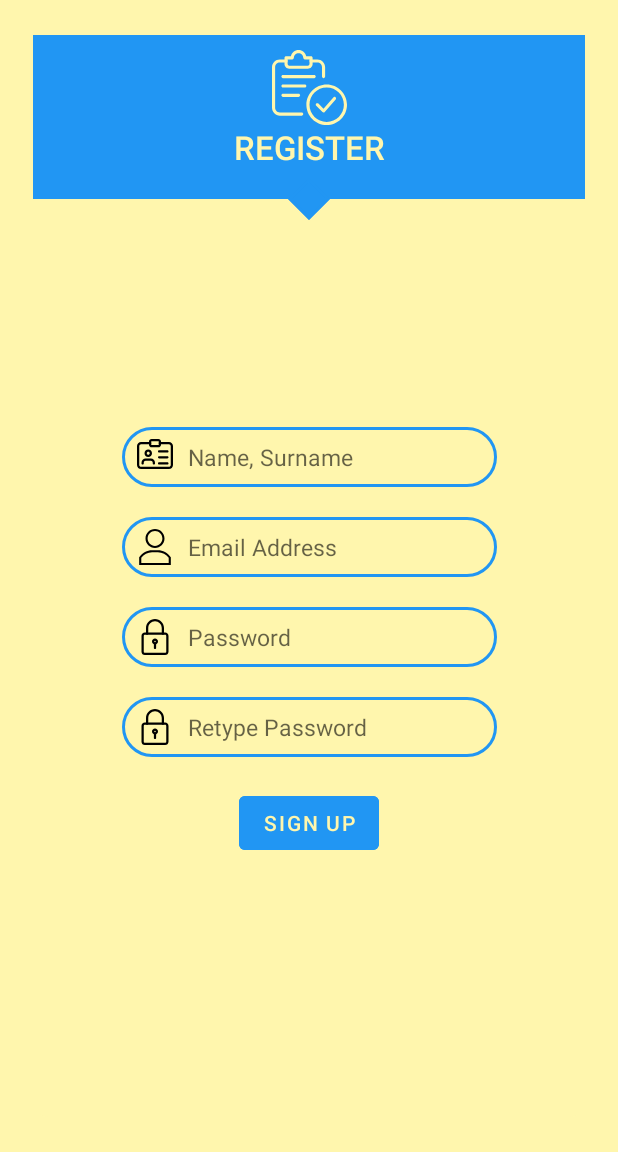
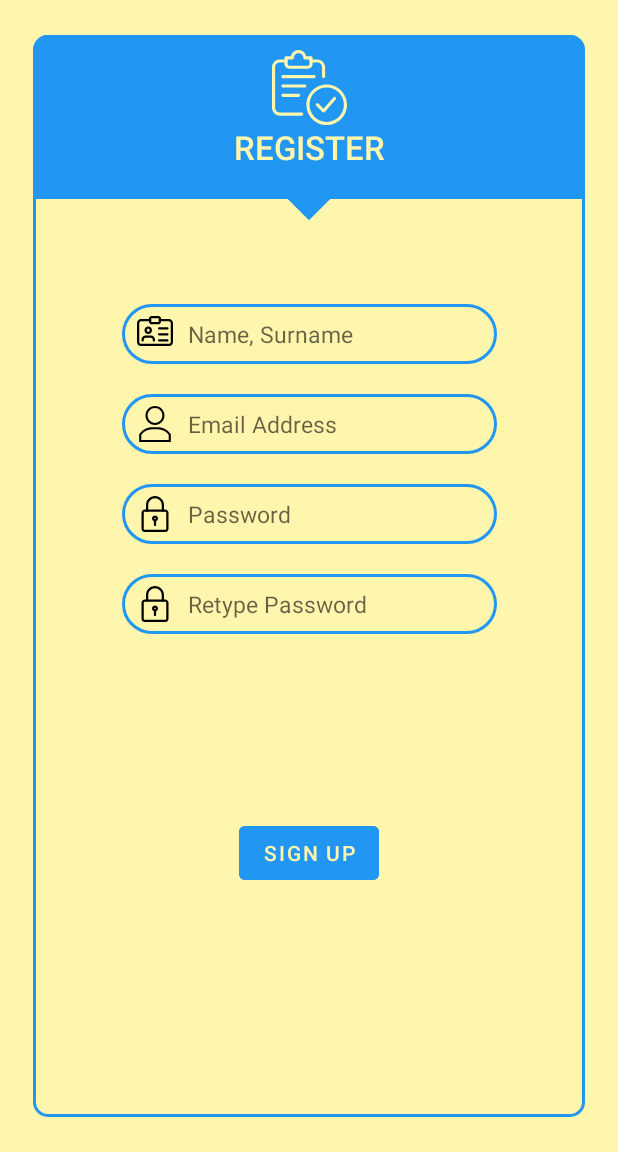
Before and after one commit to farukcolak53/onlinecms, an Android app: the RegisterActivity screen opened directly, with no data from a screen before it, on a phone screen of 412 x 824 dp, the part 84-1236 px from its top. Run offline under Robolectric (Android 15) with nearby library versions, the phone set to English and light mode, and no system bars; our stand-ins replace Firebase (no records; nobody signed in at launch, a user with empty details on screens opened directly).

Commit message:
bugs resolved.

```diff
--- a/app/build.gradle
+++ b/app/build.gradle
@@ -45,7 +45,6 @@ dependencies {
     implementation 'com.google.android.gms:play-services-location:17.1.0'
     implementation 'com.google.android.libraries.places:places:2.3.0'
     implementation 'com.google.firebase:firebase-database:19.6.0'
-
-
+    implementation 'com.google.android.material:material:1.2.1'
 
 }
--- a/app/src/main/java/com/example/onlinecms/LocationHelper.java
+++ b/app/src/main/java/com/example/onlinecms/LocationHelper.java
@@ -173,6 +173,10 @@ public class LocationHelper extends AppCompatActivity
             intent.putExtra("location", lastKnownLocation);
             setResult(RESULT_OK,intent);
             finish();
+        }
+        else{
+            Intent myIntent = new Intent(getApplicationContext(), NewComplaintActivity.class);
+            startActivityForResult(myIntent, 0);
         }
         return true;
     }
--- a/app/src/main/res/layout/activity_register.xml
+++ b/app/src/main/res/layout/activity_register.xml
@@ -5,7 +5,7 @@
     xmlns:app="http://schemas.android.com/apk/res-auto"
     android:background="#FFF6AD">
 
-    <androidx.cardview.widget.CardView
+    <com.google.android.material.card.MaterialCardView
         android:id="@+id/register_card_view1"
         app:layout_constraintTop_toTopOf="parent"
         app:layout_constraintBottom_toBottomOf="parent"
@@ -14,9 +14,11 @@
         android:layout_width="match_parent"
         android:layout_height="match_parent"
         android:layout_marginTop="20dp"
+        app:strokeColor="#2196F3"
+        app:strokeWidth="2dp"
         android:layout_marginBottom="20dp"
         android:layout_marginStart="20dp"
-        app:cardBackgroundColor="#FFF6AD"
+        app:cardBackgroundColor="#2196F3"
         android:layout_marginEnd="20dp"
         app:cardCornerRadius="10dp"
         android:elevation="3dp"
@@ -32,7 +34,6 @@
                 android:id="@+id/register_inner_constraint_layout"
                 android:layout_width="match_parent"
                 android:layout_height="wrap_content"
-                android:background="#2196F3"
                 app:layout_constraintTop_toTopOf="parent"
                 android:layout_gravity="center_horizontal">
 
@@ -72,6 +73,7 @@
                 android:layout_height="20dp"
                 android:background="@drawable/square"
                 android:rotation="45"
+                android:elevation="3dp"
                 app:layout_constraintTop_toBottomOf="@id/register_inner_constraint_layout"
                 app:layout_constraintBottom_toBottomOf="@id/register_inner_constraint_layout"
                 app:layout_constraintRight_toRightOf="parent"
@@ -82,8 +84,10 @@
             <androidx.constraintlayout.widget.ConstraintLayout
                 android:id="@+id/register_lower_constraint_layout"
                 android:layout_width="match_parent"
-                android:layout_height="wrap_content"
-                android:layout_marginBottom="40dp"
+                android:layout_height="0dp"
+                android:paddingBottom="50dp"
+                android:paddingTop="50dp"
+                android:background="#FFF6AD"
                 app:layout_constraintBottom_toBottomOf="parent"
                 app:layout_constraintTop_toBottomOf="@id/register_inner_constraint_layout">
 
@@ -199,6 +203,6 @@
 
         </androidx.constraintlayout.widget.ConstraintLayout>
 
-    </androidx.cardview.widget.CardView>
+    </com.google.android.material.card.MaterialCardView>
 
 </androidx.constraintlayout.widget.ConstraintLayout>
```
Also changed, not shown: app/src/main/java/com/example/onlinecms/MainActivity.java (+8 -0 lines), app/src/main/java/com/example/onlinecms/NewComplaintActivity.java (+7 -4 lines).
